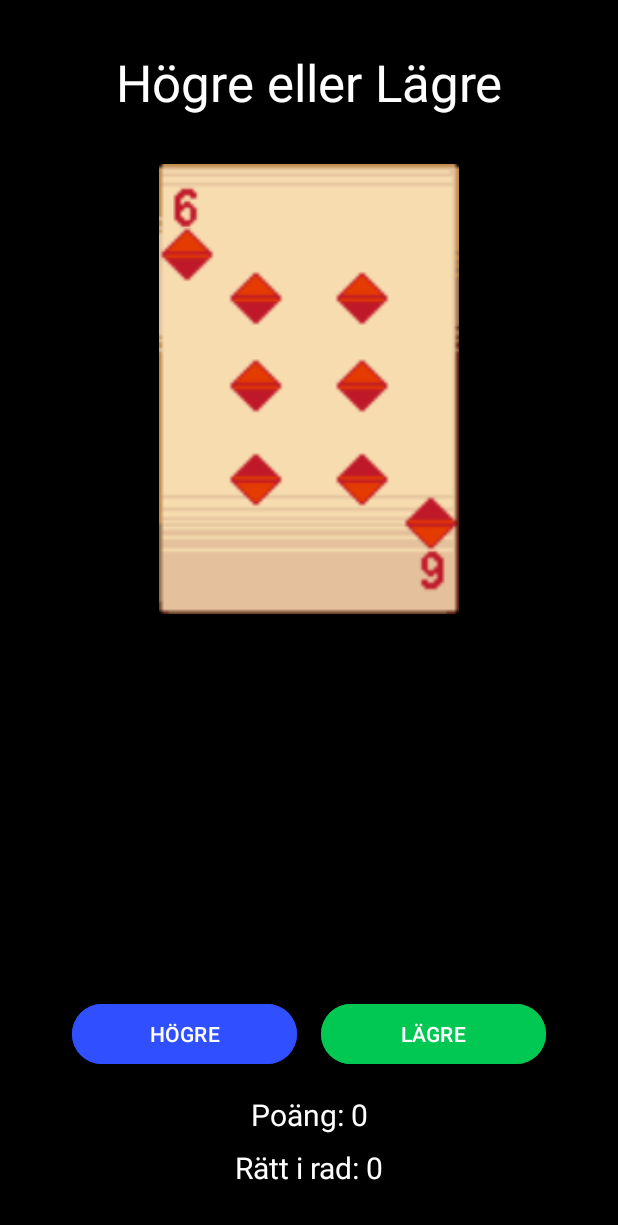
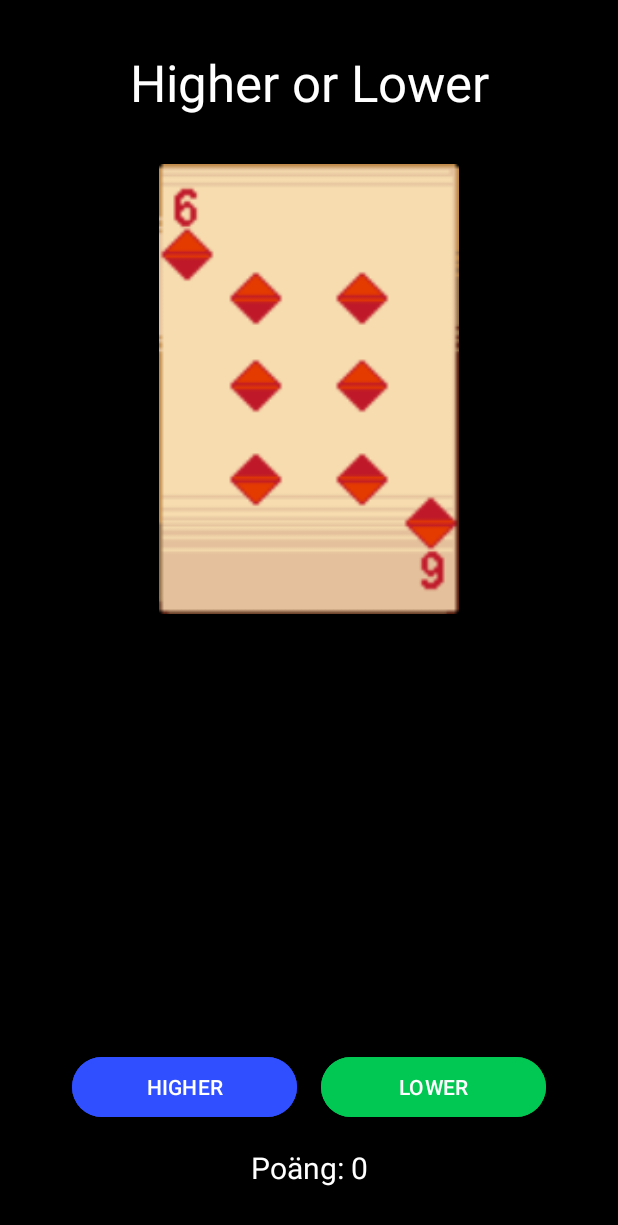
Before and after one commit to mazzlum5/GuessCard, an Android app: the GameActivity screen opened directly, with no data from a screen before it, on a phone screen of 412 x 824 dp. Shown: the top 1225 px of the screen. Run offline under Robolectric (Android 15) with nearby library versions, the phone set to English and light mode, and no system bars.

Commit message:
Translate UI to English and redesign layouts
Redesigned the layouts for the rules, highscore, and game over activities.
Translated all user-facing text from Swedish to English across the main menu, game screen, game over screen, rules, and highscore pages.

```diff
--- a/app/src/main/res/layout/activity_game.xml
+++ b/app/src/main/res/layout/activity_game.xml
@@ -1,7 +1,6 @@
 <?xml version="1.0" encoding="utf-8"?>
 <androidx.constraintlayout.widget.ConstraintLayout xmlns:android="http://schemas.android.com/apk/res/android"
     xmlns:app="http://schemas.android.com/apk/res-auto"
-    xmlns:tools="http://schemas.android.com/tools"
     android:layout_width="match_parent"
     android:layout_height="match_parent"
     android:background="#000000">
@@ -11,7 +10,7 @@
         android:layout_width="wrap_content"
         android:layout_height="wrap_content"
         android:layout_marginTop="32dp"
-        android:text="Högre eller Lägre"
+        android:text="Higher or Lower"
         android:textColor="@android:color/white"
         android:textSize="34sp"
         app:layout_constraintEnd_toEndOf="parent"
@@ -23,10 +22,10 @@
         android:layout_width="200dp"
         android:layout_height="300dp"
         android:layout_marginTop="32dp"
+        android:contentDescription="Image of the current card"
         app:layout_constraintEnd_toEndOf="parent"
         app:layout_constraintStart_toStartOf="parent"
-        app:layout_constraintTop_toBottomOf="@+id/gameTitleTextView"
-        tools:src="@drawable/club_8" />
+        app:layout_constraintTop_toBottomOf="@+id/gameTitleTextView" />
 
     <Button
         android:id="@+id/higherButton"
@@ -35,7 +34,7 @@
         android:layout_marginEnd="8dp"
         android:layout_marginBottom="16dp"
         android:backgroundTint="#304FFE"
-        android:text="HÖGRE"
+        android:text="HIGHER"
         android:textColor="@android:color/white"
         app:layout_constraintBottom_toTopOf="@+id/scoreTextView"
         app:layout_constraintEnd_toStartOf="@+id/lowerButton"
@@ -48,7 +47,7 @@
         android:layout_height="wrap_content"
         android:layout_marginStart="8dp"
         android:backgroundTint="#00C853"
-        android:text="LÄGRE"
+        android:text="LOWER"
         android:textColor="@android:color/white"
         app:layout_constraintBottom_toBottomOf="@+id/higherButton"
         app:layout_constraintEnd_toEndOf="parent"
@@ -59,20 +58,8 @@
         android:id="@+id/scoreTextView"
         android:layout_width="wrap_content"
         android:layout_height="wrap_content"
-        android:layout_marginBottom="8dp"
-        android:text="Poäng: 0"
-        android:textColor="@android:color/white"
-        android:textSize="20sp"
-        app:layout_constraintBottom_toTopOf="@+id/streakTextView"
-        app:layout_constraintEnd_toEndOf="parent"
-        app:layout_constraintStart_toStartOf="parent" />
-
-    <TextView
-        android:id="@+id/streakTextView"
-        android:layout_width="wrap_content"
-        android:layout_height="wrap_content"
         android:layout_marginBottom="32dp"
-        android:text="Rätt i rad: 0"
+        android:text="Score: 0"
         android:textColor="@android:color/white"
         android:textSize="20sp"
         app:layout_constraintBottom_toBottomOf="parent"
```
Also changed, not shown: app/src/main/res/layout/activity_game_over.xml (+4 -7 lines), app/src/main/res/layout/activity_highscore.xml (+39 -7 lines), app/src/main/res/layout/activity_main.xml (+4 -6 lines), app/src/main/res/layout/activity_rules.xml (+22 -5 lines).
